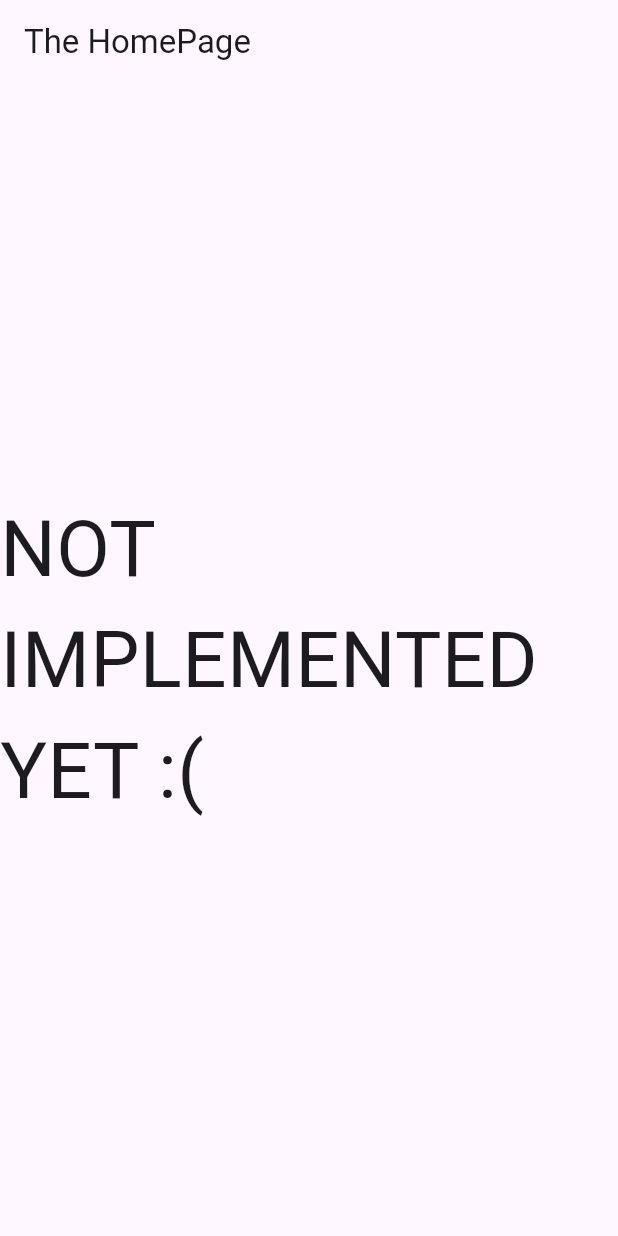
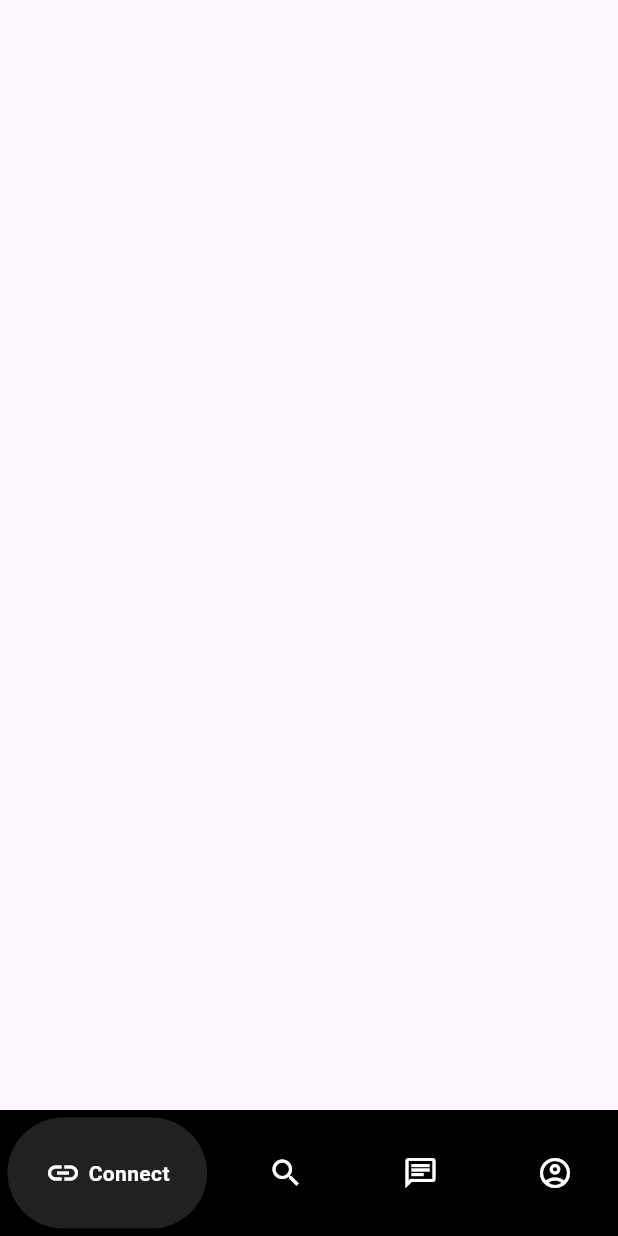
Before and after one commit to Sushrutha05/InTent, a Flutter app: the HomePage screen opened directly, on a phone screen of 412 x 824 dp. Run offline on Flutter 3.47's test engine with Material 3 defaults, Android fonts, the phone set to English and light mode, and no system bars; drawn by our look-alikes of google_nav_bar; our stand-ins replace smooth_page_indicator.

Commit message:
Home Page Layout Built using GNav

```diff
--- a/lib/pages/home_page.dart
+++ b/lib/pages/home_page.dart
@@ -1,16 +1,67 @@
 import 'package:flutter/material.dart';
+import 'package:google_nav_bar/google_nav_bar.dart';
+import 'package:student_dating_app/pages/chats_page.dart';
+import 'package:student_dating_app/pages/connect_page.dart';
+import 'package:student_dating_app/pages/search_page.dart';
+import 'package:student_dating_app/pages/profile_page.dart';
 
-class HomePage extends StatelessWidget {
+class HomePage extends StatefulWidget {
+  const HomePage({Key? key}) : super(key: key);
+
+  @override
+  State<HomePage> createState() => _HomePageState();
+}
+
+class _HomePageState extends State<HomePage> {
   @override
   Widget build(BuildContext context) {
-    return Scaffold(
-      appBar: AppBar(
-        title: Text("The HomePage"),
-        automaticallyImplyLeading: false,
-      ),
-      body: Center(
-        child: SafeArea(
-          child: Text("NOT IMPLEMENTED YET :(", style: TextStyle(fontSize: 52)),
+    return SafeArea(
+      child: Scaffold(
+        bottomNavigationBar: Container(
+          color: Colors.black,
+          child: Padding(
+            padding: const EdgeInsets.symmetric(horizontal: 5, vertical: 5),
+            child: GNav(
+              rippleColor: Colors.grey,
+              hoverColor: Colors.grey,
+              activeColor: Colors.white,
+              tabBackgroundColor: Colors.grey.shade900,
+              color: Colors.white,
+              backgroundColor: Colors.black,
+              onTabChange: (index) {
+                switch (index) {
+                  case 0:
+                    Navigator.push(
+                      context,
+                      MaterialPageRoute(builder: (context) => ConnectPage()),
+                    );
+                  case 1:
+                    Navigator.push(
+                      context,
+                      MaterialPageRoute(builder: (context) => SearchPage()),
+                    );
+                  case 2:
+                    Navigator.push(
+                      context,
+                      MaterialPageRoute(builder: (context) => ChatsPage()),
+                    );
+                  case 3:
+                    Navigator.push(
+                      context,
+                      MaterialPageRoute(builder: (context) => ProfilePage()),
+                    );
+                }
+              },
+              haptic: true,
+              gap: 5,
+              tabs: const [
+                GButton(icon: Icons.link_outlined, text: "Connect"),
+                GButton(icon: Icons.search_outlined, text: "Search"),
+                GButton(icon: Icons.chat_outlined, text: "Chats"),
+                GButton(icon: Icons.account_circle_outlined, text: "Profile"),
+              ],
+            ),
+          ),
         ),
       ),
     );
--- a/pubspec.yaml
+++ b/pubspec.yaml
@@ -41,6 +41,7 @@ dependencies:
   # Use with the CupertinoIcons class for iOS style icons.
   cupertino_icons: ^1.0.8
   smooth_page_indicator: ^1.0.0
+  google_nav_bar: ^5.0.7
 
 dev_dependencies:
   flutter_test:
```
Also changed, not shown: lib/pages/chats_page.dart (added, +8 -0 lines), lib/pages/connect_page.dart (added, +8 -0 lines), lib/pages/profile_page.dart (added, +8 -0 lines), lib/pages/search_page.dart (added, +8 -0 lines), pubspec.lock.
